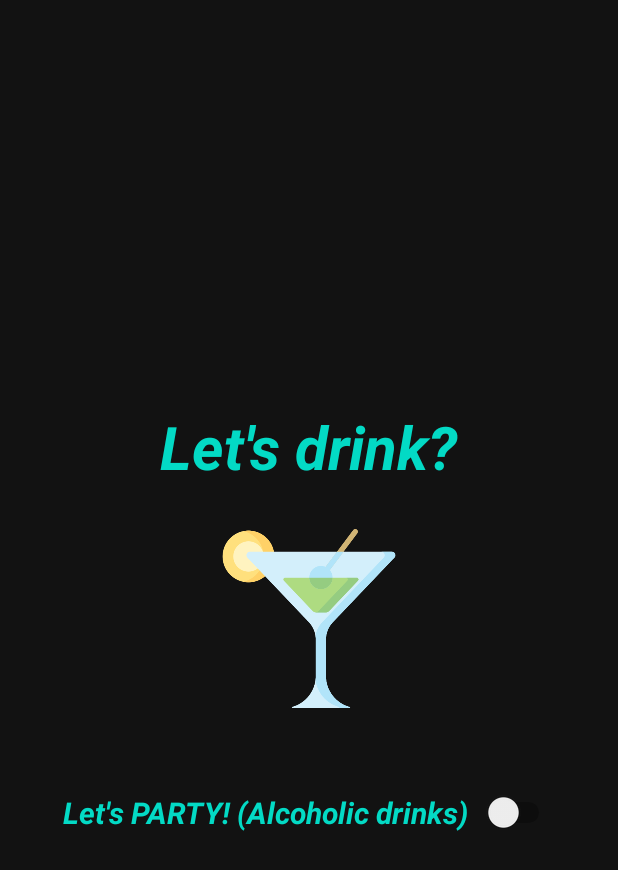
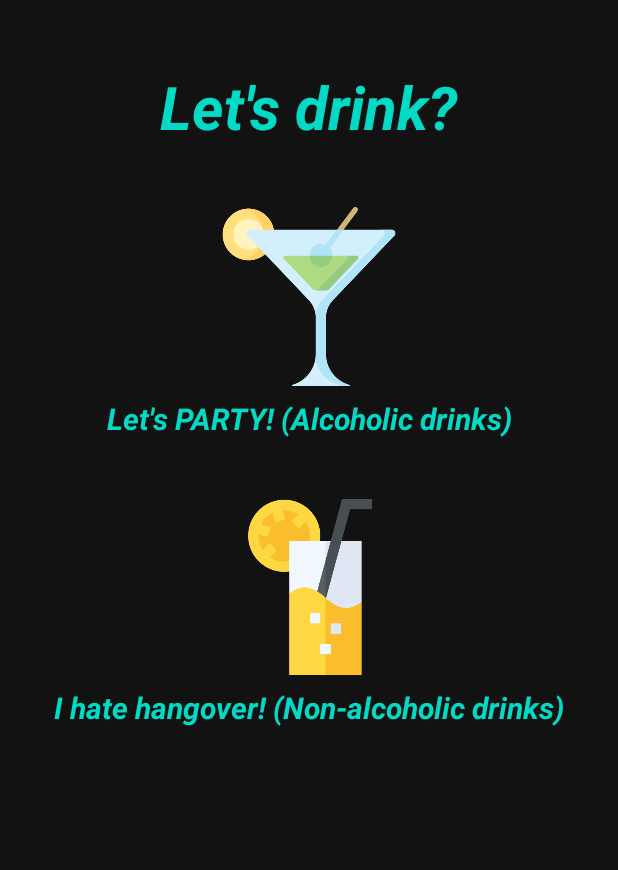
Before and after one commit to Rejfi/LetsDrink, an Android app: the screen it shows after launch (CocktailActivity), on a phone screen of 412 x 824 dp. Shown: the top 870 px of the screen. Run offline under Robolectric (Android 15) with nearby library versions, the phone set to English and light mode, and no system bars; libraries missing offline, so code that uses them is left out: com.jakewharton.retrofit2; 2 statements that could not run were skipped.

Commit message:
Change CriteriaFragment Layout

```diff
--- a/app/src/main/java/com/example/letsdrink/ui/fragments/CocktailDetailFragment.kt
+++ b/app/src/main/java/com/example/letsdrink/ui/fragments/CocktailDetailFragment.kt
@@ -83,11 +83,13 @@ class CocktailDetailFragment : Fragment() {
 
         cocktailViewModel.getSelectedDrink().observe(viewLifecycleOwner, Observer {
            Picasso.get().load(it[0].strDrinkThumb).into(detailFragImage)
+            detailFragDrinkName.text = it[0].strDrink
             val listOfIngredients = getListIngredients(it)
             detailFragCardView.removeAllViews()
             for(i in listOfIngredients){
                 val ingredientTextView = TextView(requireContext())
-                val ingConcatenate = "${i.ingrName}  ${i.ingrMeasure}"
+                val ingConcatenate = "${i.ingrName} - ${i.ingrMeasure}"
+                ingredientTextView.textSize = 18f
                 ingredientTextView.text = ingConcatenate
                 detailFragCardView.addView(ingredientTextView)
             }
--- a/app/src/main/java/com/example/letsdrink/viewmodels/CocktailRepository.kt
+++ b/app/src/main/java/com/example/letsdrink/viewmodels/CocktailRepository.kt
@@ -2,6 +2,7 @@ package com.example.letsdrink.viewmodels
 
 import com.example.letsdrink.data.Drinks
 import com.example.letsdrink.network.RetrofitClient
+import retrofit2.Retrofit
 
 class CocktailRepository {
     private val api = RetrofitClient.instance
--- /dev/null
+++ b/app/src/main/res/anim/animation.xml
@@ -0,0 +1,4 @@
+<?xml version="1.0" encoding="utf-8"?>
+<set xmlns:android="http://schemas.android.com/apk/res/android">
+
+</set>
--- /dev/null
+++ b/app/src/main/res/drawable/ic_broken_image_black.xml
@@ -0,0 +1,4 @@
+<vector android:height="350dp" android:viewportHeight="24.0"
+    android:viewportWidth="24.0" android:width="350dp" xmlns:android="http://schemas.android.com/apk/res/android">
+    <path android:fillColor="#FF000000" android:pathData="M21,5v6.59l-3,-3.01 -4,4.01 -4,-4 -4,4 -3,-3.01L3,5c0,-1.1 0.9,-2 2,-2h14c1.1,0 2,0.9 2,2zM18,11.42l3,3.01L21,19c0,1.1 -0.9,2 -2,2L5,21c-1.1,0 -2,-0.9 -2,-2v-6.58l3,2.99 4,-4 4,4 4,-3.99z"/>
+</vector>
--- a/app/src/main/res/layout/fragment_criteria.xml
+++ b/app/src/main/res/layout/fragment_criteria.xml
@@ -1,50 +1,72 @@
 <?xml version="1.0" encoding="utf-8"?>
-<androidx.constraintlayout.widget.ConstraintLayout
-    android:background="#121212"
-    xmlns:android="http://schemas.android.com/apk/res/android"
+<androidx.constraintlayout.widget.ConstraintLayout xmlns:android="http://schemas.android.com/apk/res/android"
     xmlns:app="http://schemas.android.com/apk/res-auto"
     xmlns:tools="http://schemas.android.com/tools"
     android:layout_width="match_parent"
     android:layout_height="match_parent"
+    android:background="#121212"
     tools:context=".ui.fragments.CriteriaFragment">
 
     <ImageView
-        android:id="@+id/drinkImage"
+        android:id="@+id/alcoImage"
         android:layout_width="181dp"
         android:layout_height="119dp"
+        android:layout_marginTop="40dp"
         android:src="@drawable/drinks"
-        app:layout_constraintBottom_toBottomOf="parent"
+        app:layout_constraintEnd_toEndOf="parent"
+        app:layout_constraintStart_toStartOf="parent"
+        app:layout_constraintTop_toBottomOf="@+id/textView2" />
+
+    <TextView
+        android:id="@+id/textView2"
+        android:layout_width="wrap_content"
+        android:layout_height="wrap_content"
+        android:layout_marginTop="44dp"
+        android:text="Let's drink?"
+        android:textColor="@color/colorAccent"
+        android:textSize="40sp"
+        android:textStyle="bold|italic"
         app:layout_constraintEnd_toEndOf="parent"
         app:layout_constraintStart_toStartOf="parent"
         app:layout_constraintTop_toTopOf="parent" />
 
     <TextView
-        android:textStyle="bold|italic"
-        android:textColor="@color/colorAccent"
-        android:layout_width="wrap_content"
-        android:layout_height="wrap_content"
-        android:layout_marginBottom="28dp"
-        android:text="Let's drink?"
-        android:textSize="40sp"
-        app:layout_constraintBottom_toTopOf="@+id/drinkImage"
-        app:layout_constraintEnd_toEndOf="@+id/drinkImage"
-        app:layout_constraintStart_toStartOf="@+id/drinkImage" />
-
-    <Switch
-        android:fitsSystemWindows="true"
-        android:switchPadding="10dp"
-        android:textSize="20sp"
-        android:textStyle="bold|italic"
-        android:text="Let's PARTY! (Alcoholic drinks)"
-        android:textColor="@color/colorAccent"
-        android:background="@android:color/transparent"
         android:id="@+id/switchAlcoholicOrNot"
         android:layout_width="wrap_content"
         android:layout_height="wrap_content"
-        android:layout_marginTop="56dp"
+        android:layout_marginTop="8dp"
+        android:background="@android:color/transparent"
+        android:text="Let's PARTY! (Alcoholic drinks)"
+        android:textColor="@color/colorAccent"
+        android:textSize="20sp"
+        android:textStyle="bold|italic"
         app:layout_constraintEnd_toEndOf="parent"
-        app:layout_constraintHorizontal_bias="0.498"
         app:layout_constraintStart_toStartOf="parent"
-        app:layout_constraintTop_toBottomOf="@+id/drinkImage" />
+        app:layout_constraintTop_toBottomOf="@+id/alcoImage" />
+
+
+    <ImageView
+        android:id="@+id/nonAlcoImage"
+        android:layout_width="180dp"
+        android:layout_height="117dp"
+        android:layout_marginTop="40dp"
+        android:src="@drawable/orange_juice"
+        app:layout_constraintEnd_toEndOf="parent"
+        app:layout_constraintHorizontal_bias="0.502"
+        app:layout_constraintStart_toStartOf="parent"
+        app:layout_constraintTop_toBottomOf="@+id/switchAlcoholicOrNot" />
+
+    <TextView
+        android:layout_width="wrap_content"
+        android:layout_height="wrap_content"
+        android:layout_marginTop="8dp"
+        android:background="@android:color/transparent"
+        android:text="I hate hangover! (Non-alcoholic drinks)"
+        android:textColor="@color/colorAccent"
+        android:textSize="20sp"
+        android:textStyle="bold|italic"
+        app:layout_constraintEnd_toEndOf="parent"
+        app:layout_constraintStart_toStartOf="parent"
+        app:layout_constraintTop_toBottomOf="@+id/nonAlcoImage" />
 
 </androidx.constraintlayout.widget.ConstraintLayout>
```
Also changed, not shown: app/src/main/java/com/example/letsdrink/ui/activities/CocktailActivity.kt (+1 -6 lines), app/src/main/java/com/example/letsdrink/ui/fragments/CriteriaFragment.kt (+15 -6 lines), app/src/main/res/layout/fragment_cocktail_detail.xml (+30 -14 lines), app/src/main/res/drawable/orange_juice.png (added), app/src/main/res/font/blk_chcry.ttf (added), 1 other file.
